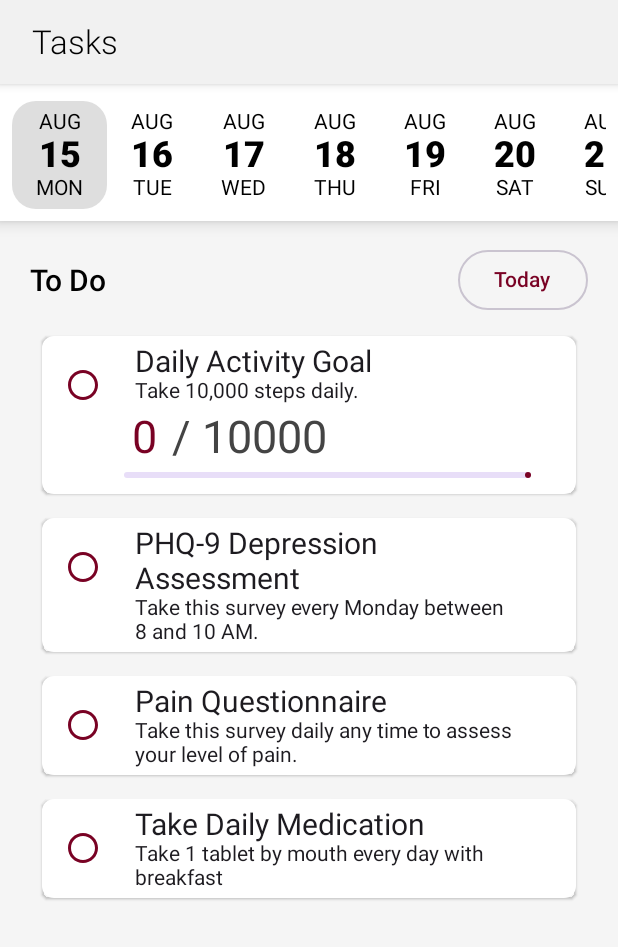
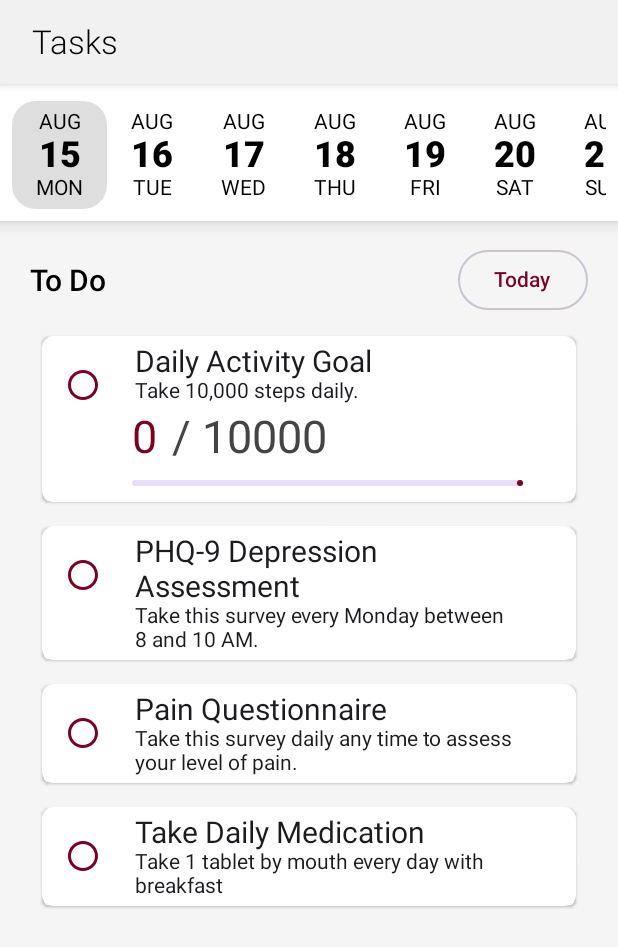
Before and after one commit to CardinalKit/CardinalKit-Android, an Android app built with Jetpack Compose: the Tasks screen opened through its navigation route, on a phone screen of 412 x 824 dp. Shown: the top 947 px of the screen. Run offline under Robolectric (Android 15) with nearby library versions, the phone set to English and light mode, and no system bars; our stand-ins replace Dagger/Hilt's generated code, Firebase (no records; nobody signed in at launch, a user with empty details on screens opened directly), accompanist; libraries missing offline, so code that uses them is left out: androidx.health.connect; 2 statements that could not run were skipped.

Commit message:
Minor fixes

```diff
--- a/app/src/main/java/edu/stanford/cardinalkit/presentation/tasks/components/StepGoalProgress.kt
+++ b/app/src/main/java/edu/stanford/cardinalkit/presentation/tasks/components/StepGoalProgress.kt
@@ -26,7 +26,10 @@ fun StepGoalProgress(
     healthViewModel.getTotalStepsToday()
     val goal = task.context.integerGoal
     val totalStepsToday = healthViewModel.totalStepsToday.value
-    val progress = healthViewModel.totalStepsToday.value.toFloat() / goal
+    var progress = healthViewModel.totalStepsToday.value.toFloat() / goal
+    if (progress > 1.0F) {
+        progress = 1.0F
+    }
 
     // Autocomplete the task if goal is met
     // and the task isn't already marked as complete
@@ -53,7 +56,7 @@ fun StepGoalProgress(
     }
     LinearProgressIndicator(
         progress = progress,
-        modifier = Modifier.fillMaxWidth().padding(bottom = 5.dp),
+        modifier = Modifier.fillMaxWidth().padding(5.dp),
         color = PrimaryTheme
     )
 }
```
